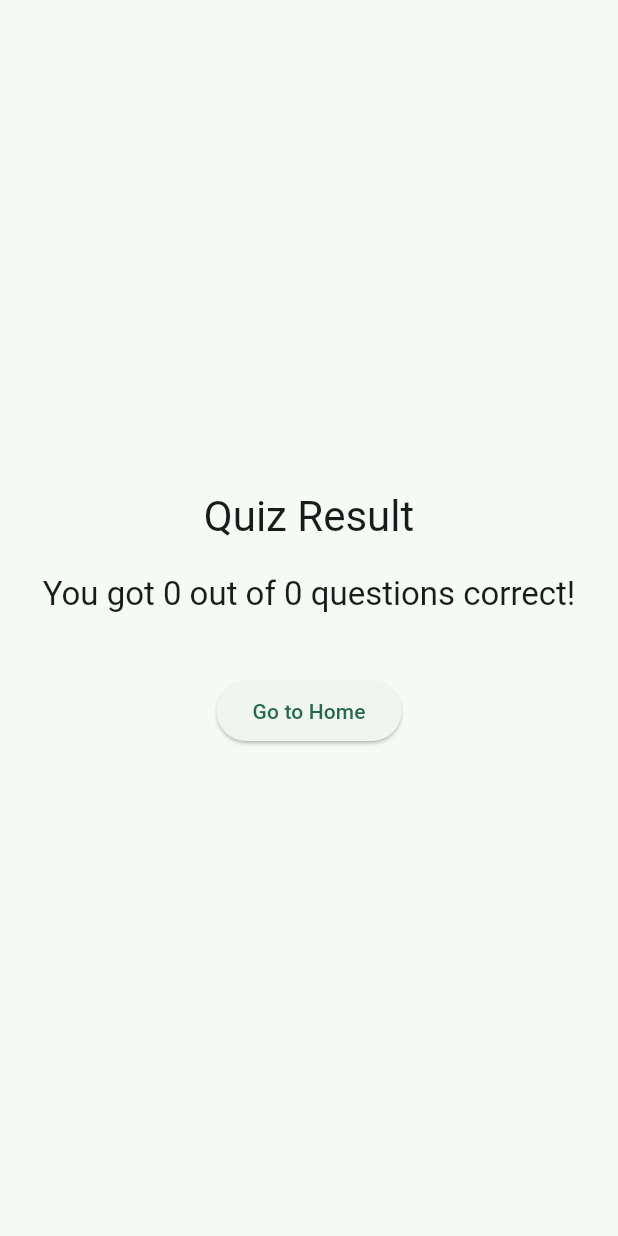
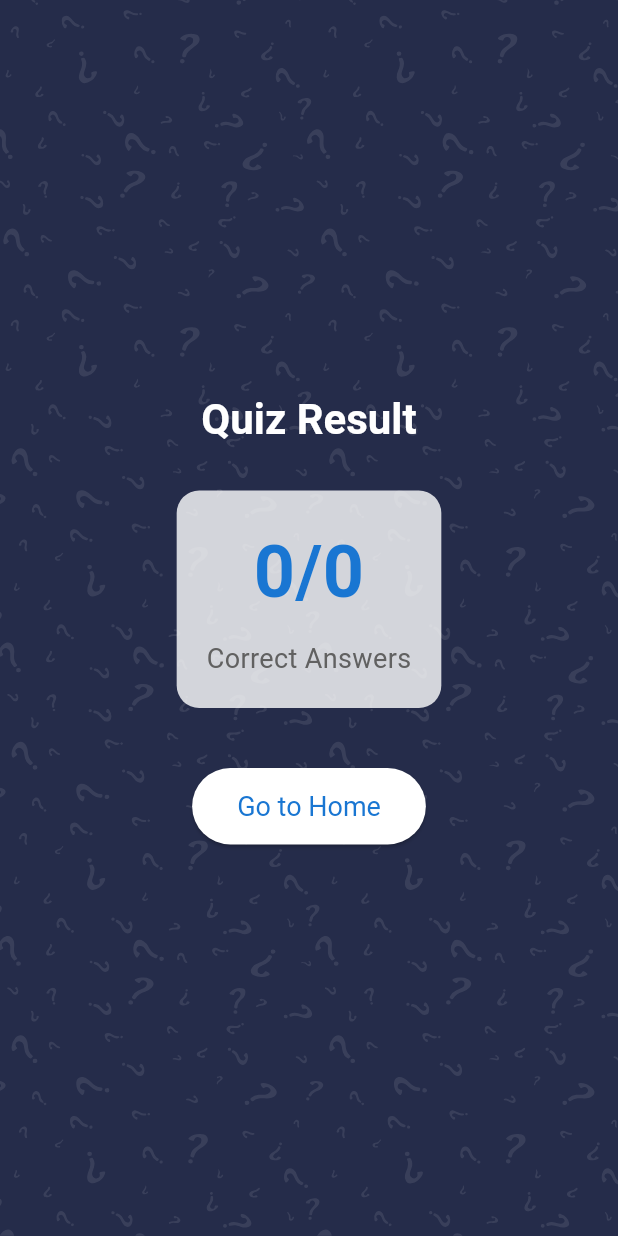
Before and after one commit to thduy161103/ThietKePhanMem, a Flutter app: the ResultScreen screen opened directly, on a phone screen of 412 x 824 dp. Run offline on Flutter 3.47's test engine with Material 3 defaults, Android fonts, the phone set to English and light mode, and no system bars; our stand-ins replace confetti, dio, firebase_core, firebase_storage, flutter_svg, get and 4 more; missing offline and left inert: coupon_uikit; accounts and stored records are empty; network calls fail.

```diff
--- a/lib/screens/result_screen.dart
+++ b/lib/screens/result_screen.dart
@@ -1,36 +1,116 @@
+import 'dart:math';
+
 import 'package:flutter/material.dart';
 import 'package:get/get.dart';
+import 'package:musicapp/screens/homepage.dart';
 import '../controllers/question_controller.dart';
+import 'package:confetti/confetti.dart';
+import 'package:flutter_svg/flutter_svg.dart';
 
-class ResultScreen extends StatelessWidget {
+class ResultScreen extends StatefulWidget {
+  @override
+  _ResultScreenState createState() => _ResultScreenState();
+}
+
+class _ResultScreenState extends State<ResultScreen> {
+  final QuestionController _qnController = Get.find<QuestionController>();
+  late ConfettiController _confettiController;
+
+  @override
+  void initState() {
+    super.initState();
+    _confettiController = ConfettiController(duration: const Duration(seconds: 5));
+    _confettiController.play();
+  }
+
+  @override
+  void dispose() {
+    _confettiController.dispose();
+    super.dispose();
+  }
+
   @override
   Widget build(BuildContext context) {
-    final QuestionController _qnController = Get.find<QuestionController>();
     return Scaffold(
-      body: Center(
+      body: Stack(
+        fit: StackFit.expand,
+        children: [
+          // SVG Background
+          SvgPicture.asset(
+            "assets/icons/bg.svg",
+            fit: BoxFit.fill,
+          ),
+          // Content
+          SafeArea(
             child: Column(
               mainAxisAlignment: MainAxisAlignment.center,
               children: [
                 Text(
                   "Quiz Result",
-              style: Theme.of(context).textTheme.headlineMedium,
+                  style: Theme.of(context).textTheme.headlineMedium?.copyWith(
+                    color: Colors.white,
+                    fontWeight: FontWeight.bold,
                   ),
-            SizedBox(height: 20),
+                ),
+                SizedBox(height: 30),
+                Container(
+                  padding: EdgeInsets.all(20),
+                  decoration: BoxDecoration(
+                    color: Colors.white.withOpacity(0.8),
+                    borderRadius: BorderRadius.circular(15),
+                  ),
+                  child: Column(
+                    children: [
                       Text(
-              "You got ${_qnController.numOfCorrectAns} out of ${_qnController.questions.length} questions correct!",
-              style: Theme.of(context).textTheme.titleLarge,
-              textAlign: TextAlign.center,
+                        "${_qnController.numOfCorrectAns}/${_qnController.questions.length}",
+                        style: TextStyle(
+                          fontSize: 48,
+                          fontWeight: FontWeight.bold,
+                          color: Colors.blue.shade700,
+                        ),
+                      ),
+                      SizedBox(height: 10),
+                      Text(
+                        "Correct Answers",
+                        style: TextStyle(
+                          fontSize: 18,
+                          color: Colors.grey.shade700,
+                        ),
+                      ),
+                    ],
+                  ),
                 ),
                 SizedBox(height: 40),
                 ElevatedButton(
                   child: Text('Go to Home'),
+                  style: ElevatedButton.styleFrom(
+                    foregroundColor: Colors.blue.shade700,
+                    backgroundColor: Colors.white,
+                    padding: EdgeInsets.symmetric(horizontal: 30, vertical: 15),
+                    textStyle: TextStyle(fontSize: 18),
+                  ),
                   onPressed: () {
-                Navigator.of(context).pushNamedAndRemoveUntil('/homepage', (Route<dynamic> route) => false);
+                    Get.offAll(() => HomePage());
                   },
                 ),
               ],
             ),
           ),
+          // Confetti
+          Align(
+            alignment: Alignment.topCenter,
+            child: ConfettiWidget(
+              confettiController: _confettiController,
+              blastDirection: pi / 2,
+              maxBlastForce: 5,
+              minBlastForce: 2,
+              emissionFrequency: 0.05,
+              numberOfParticles: 50,
+              gravity: 0.05,
+            ),
+          ),
+        ],
+      ),
     );
   }
 }
--- a/pubspec.yaml
+++ b/pubspec.yaml
@@ -50,6 +50,7 @@ dependencies:
   flutter_svg: ^2.0.10+1
   get: ^4.6.6
   jwt_decoder: ^2.0.1
+  confetti: ^0.7.0
 
 dev_dependencies:
   flutter_test:
```
Also changed, not shown: lib/controllers/question_controller.dart (+18 -9 lines), lib/main.dart (+10 -28 lines), lib/models/event.dart (+12 -0 lines), lib/models/event_detail.dart (added, +43 -0 lines), lib/network/events.dart (+14 -1 lines), lib/screens/event_details_screen.dart (added, +141 -0 lines), lib/screens/homepage.dart (+7 -16 lines), lib/screens/quiz/components/body.dart (+13 -3 lines), lib/screens/quiz/components/progress_bar.dart (+5 -2 lines), lib/screens/quiz/quiz_screen.dart (+6 -9 lines), assets/icons/bg.svg (added), assets/icons/clock.svg (added), pubspec.lock, 1 other file. Lines whose indentation alone changed are shown as unchanged.
